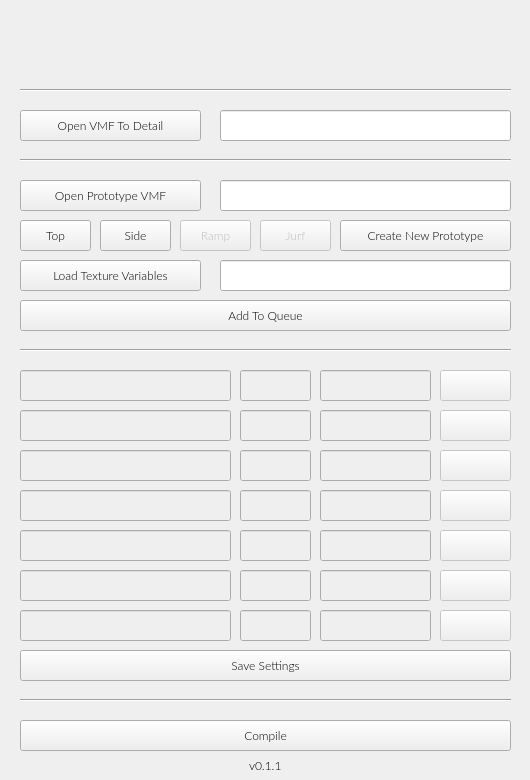
Above: gui.ui from Gerb-24/Element-Detailer before the change. Below: the same form after it.
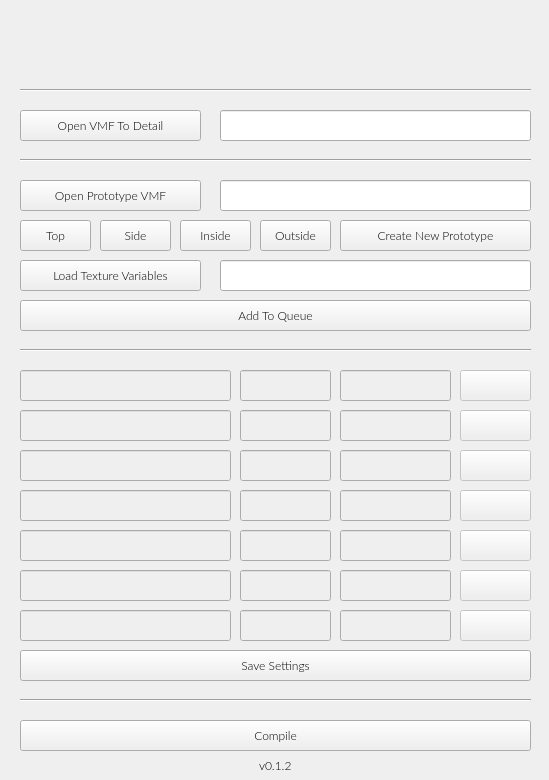
That is the form after the change. Icons and pictures are not drawn.

Patch:
```diff
--- a/gui.ui
+++ b/gui.ui
@@ -6,7 +6,7 @@
    <rect>
     <x>0</x>
     <y>0</y>
-    <width>530</width>
+    <width>549</width>
     <height>780</height>
    </rect>
   </property>
@@ -45,7 +45,7 @@
     <rect>
      <x>220</x>
      <y>110</y>
-     <width>291</width>
+     <width>311</width>
      <height>31</height>
     </rect>
    </property>
@@ -73,7 +73,7 @@
     <rect>
      <x>20</x>
      <y>300</y>
-     <width>491</width>
+     <width>511</width>
      <height>31</height>
     </rect>
    </property>
@@ -93,7 +93,7 @@
     <rect>
      <x>20</x>
      <y>80</y>
-     <width>491</width>
+     <width>511</width>
      <height>21</height>
     </rect>
    </property>
@@ -112,7 +112,7 @@
     <rect>
      <x>0</x>
      <y>20</y>
-     <width>531</width>
+     <width>551</width>
      <height>62</height>
     </rect>
    </property>
@@ -188,7 +188,7 @@
     <rect>
      <x>220</x>
      <y>180</y>
-     <width>291</width>
+     <width>311</width>
      <height>31</height>
     </rect>
    </property>
@@ -210,7 +210,7 @@
     <rect>
      <x>220</x>
      <y>260</y>
-     <width>291</width>
+     <width>311</width>
      <height>31</height>
     </rect>
    </property>
@@ -267,7 +267,7 @@
     <rect>
      <x>20</x>
      <y>150</y>
-     <width>491</width>
+     <width>511</width>
      <height>21</height>
     </rect>
    </property>
@@ -286,7 +286,7 @@
     <rect>
      <x>20</x>
      <y>340</y>
-     <width>491</width>
+     <width>511</width>
      <height>21</height>
     </rect>
    </property>
@@ -305,7 +305,7 @@
     <rect>
      <x>20</x>
      <y>690</y>
-     <width>491</width>
+     <width>511</width>
      <height>21</height>
     </rect>
    </property>
@@ -324,7 +324,7 @@
     <rect>
      <x>20</x>
      <y>720</y>
-     <width>491</width>
+     <width>511</width>
      <height>31</height>
     </rect>
    </property>
@@ -344,7 +344,7 @@
     <rect>
      <x>0</x>
      <y>750</y>
-     <width>531</width>
+     <width>551</width>
      <height>31</height>
     </rect>
    </property>
@@ -365,7 +365,7 @@
     <item>
      <widget class="QLabel" name="label_2">
       <property name="text">
-       <string>v0.1.1</string>
+       <string>v0.1.2</string>
       </property>
      </widget>
     </item>
@@ -386,7 +386,7 @@
   </widget>
   <widget class="QPushButton" name="rampBtn">
    <property name="enabled">
-    <bool>false</bool>
+    <bool>true</bool>
    </property>
    <property name="geometry">
     <rect>
@@ -403,12 +403,12 @@
     </font>
    </property>
    <property name="text">
-    <string>Ramp</string>
+    <string>Inside</string>
    </property>
   </widget>
   <widget class="QPushButton" name="jurfBtn">
    <property name="enabled">
-    <bool>false</bool>
+    <bool>true</bool>
    </property>
    <property name="geometry">
     <rect>
@@ -425,7 +425,7 @@
     </font>
    </property>
    <property name="text">
-    <string>Jurf</string>
+    <string>Outside</string>
    </property>
   </widget>
   <widget class="QPushButton" name="newPrototypeBtn">
@@ -433,7 +433,7 @@
     <rect>
      <x>340</x>
      <y>220</y>
-     <width>171</width>
+     <width>191</width>
      <height>31</height>
     </rect>
    </property>
@@ -472,7 +472,7 @@
    </property>
    <property name="geometry">
     <rect>
-     <x>440</x>
+     <x>460</x>
      <y>370</y>
      <width>71</width>
      <height>31</height>
@@ -520,7 +520,7 @@
    </property>
    <property name="geometry">
     <rect>
-     <x>320</x>
+     <x>340</x>
      <y>370</y>
      <width>111</width>
      <height>31</height>
@@ -570,7 +570,7 @@
    </property>
    <property name="geometry">
     <rect>
-     <x>320</x>
+     <x>340</x>
      <y>410</y>
      <width>111</width>
      <height>31</height>
@@ -595,7 +595,7 @@
    </property>
    <property name="geometry">
     <rect>
-     <x>440</x>
+     <x>460</x>
      <y>410</y>
      <width>71</width>
      <height>31</height>
@@ -618,7 +618,7 @@
    </property>
    <property name="geometry">
     <rect>
-     <x>440</x>
+     <x>460</x>
      <y>450</y>
      <width>71</width>
      <height>31</height>
@@ -666,7 +666,7 @@
    </property>
    <property name="geometry">
     <rect>
-     <x>320</x>
+     <x>340</x>
      <y>450</y>
      <width>111</width>
      <height>31</height>
@@ -716,7 +716,7 @@
    </property>
    <property name="geometry">
     <rect>
-     <x>320</x>
+     <x>340</x>
      <y>490</y>
      <width>111</width>
      <height>31</height>
@@ -741,7 +741,7 @@
    </property>
    <property name="geometry">
     <rect>
-     <x>440</x>
+     <x>460</x>
      <y>490</y>
      <width>71</width>
      <height>31</height>
@@ -764,7 +764,7 @@
    </property>
    <property name="geometry">
     <rect>
-     <x>320</x>
+     <x>340</x>
      <y>530</y>
      <width>111</width>
      <height>31</height>
@@ -814,7 +814,7 @@
    </property>
    <property name="geometry">
     <rect>
-     <x>440</x>
+     <x>460</x>
      <y>530</y>
      <width>71</width>
      <height>31</height>
@@ -862,7 +862,7 @@
    </property>
    <property name="geometry">
     <rect>
-     <x>440</x>
+     <x>460</x>
      <y>570</y>
      <width>71</width>
      <height>31</height>
@@ -885,7 +885,7 @@
    </property>
    <property name="geometry">
     <rect>
-     <x>320</x>
+     <x>340</x>
      <y>570</y>
      <width>111</width>
      <height>31</height>
@@ -910,7 +910,7 @@
    </property>
    <property name="geometry">
     <rect>
-     <x>320</x>
+     <x>340</x>
      <y>610</y>
      <width>111</width>
      <height>31</height>
@@ -935,7 +935,7 @@
    </property>
    <property name="geometry">
     <rect>
-     <x>440</x>
+     <x>460</x>
      <y>610</y>
      <width>71</width>
      <height>31</height>
@@ -985,7 +985,7 @@
     <rect>
      <x>240</x>
      <y>370</y>
-     <width>71</width>
+     <width>91</width>
      <height>31</height>
     </rect>
    </property>
@@ -1010,7 +1010,7 @@
     <rect>
      <x>240</x>
      <y>410</y>
-     <width>71</width>
+     <width>91</width>
      <height>31</height>
     </rect>
    </property>
@@ -1035,7 +1035,7 @@
     <rect>
      <x>240</x>
      <y>450</y>
-     <width>71</width>
+     <width>91</width>
      <height>31</height>
     </rect>
    </property>
@@ -1060,7 +1060,7 @@
     <rect>
      <x>240</x>
      <y>490</y>
-     <width>71</width>
+     <width>91</width>
      <height>31</height>
     </rect>
    </property>
@@ -1085,7 +1085,7 @@
     <rect>
      <x>240</x>
      <y>530</y>
-     <width>71</width>
+     <width>91</width>
      <height>31</height>
     </rect>
    </property>
@@ -1110,7 +1110,7 @@
     <rect>
      <x>240</x>
      <y>570</y>
-     <width>71</width>
+     <width>91</width>
      <height>31</height>
     </rect>
    </property>
@@ -1135,7 +1135,7 @@
     <rect>
      <x>240</x>
      <y>610</y>
-     <width>71</width>
+     <width>91</width>
      <height>31</height>
     </rect>
    </property>
@@ -1157,7 +1157,7 @@
     <rect>
      <x>20</x>
      <y>650</y>
-     <width>491</width>
+     <width>511</width>
      <height>31</height>
     </rect>
    </property>
```
Left out of the diff: 4 changed lines with no effect on the pictures.
